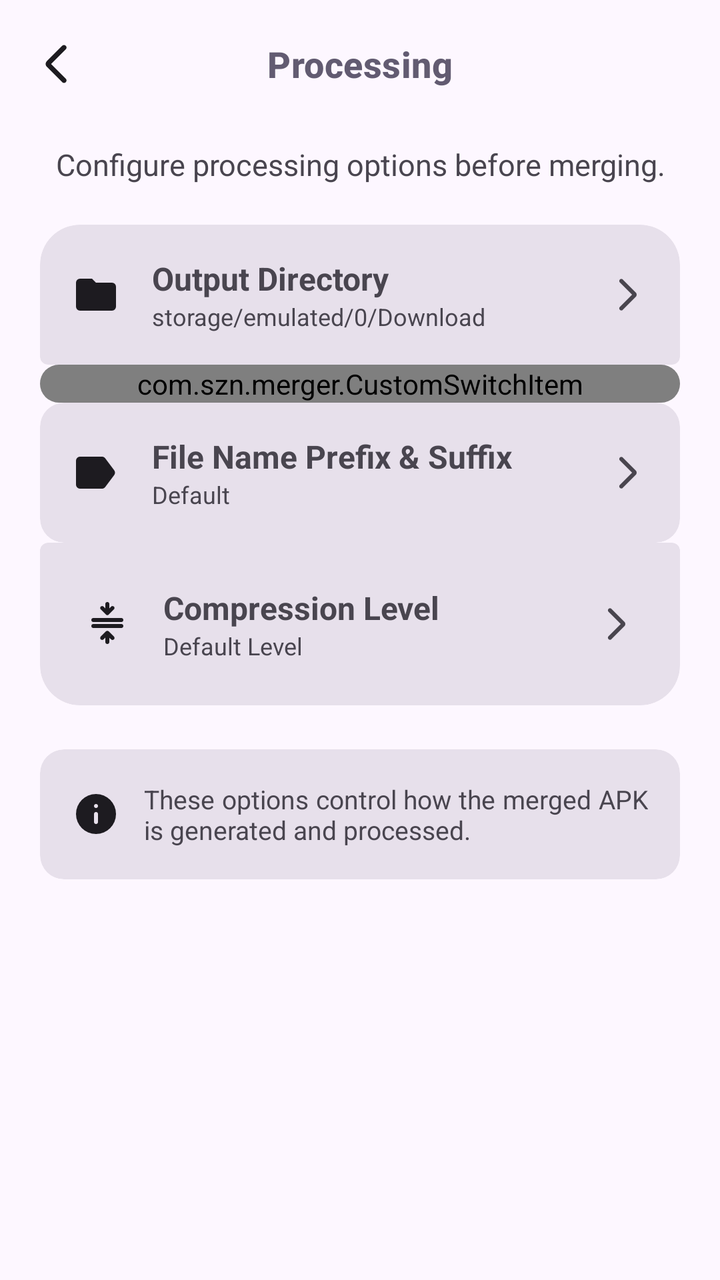
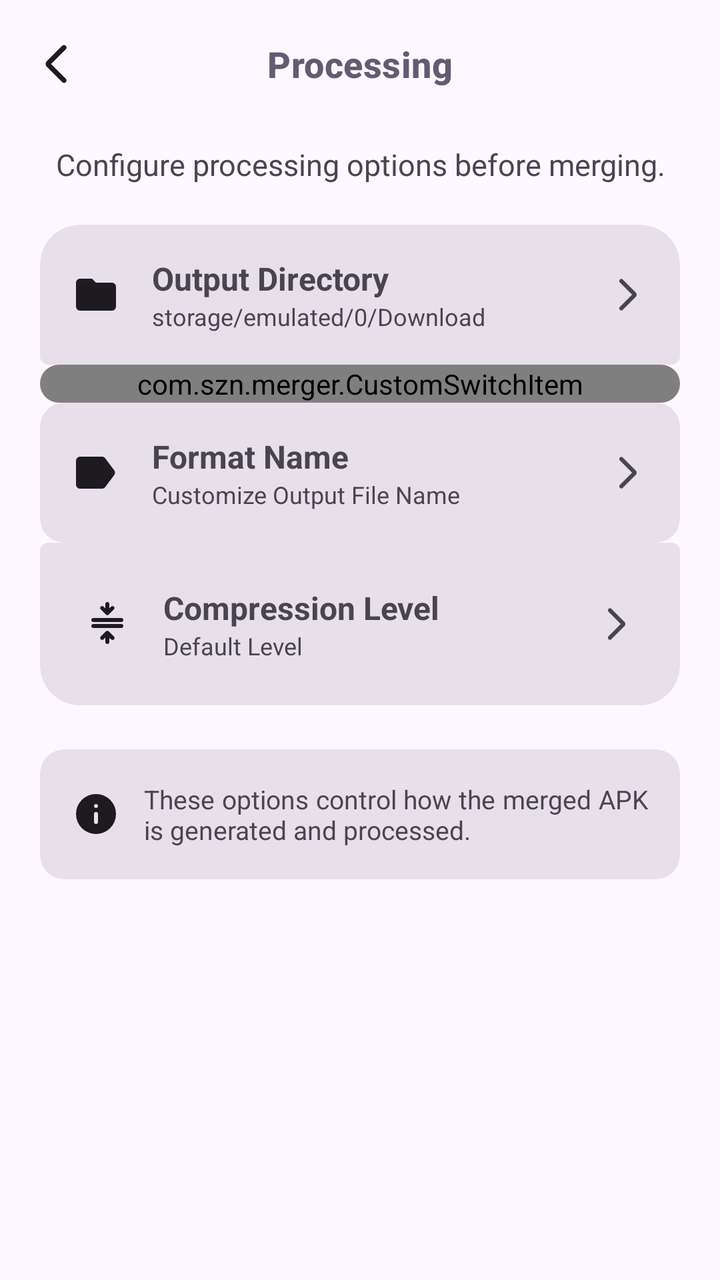

Before-and-after screenshots of an Android layout around one commit, followed by the original layout XML and the change that was made.
<!-- AndroidManifest.xml: application theme AppTheme -->
<!-- res/layout/processing_layout.xml -->
<?xml version="1.0" encoding="utf-8"?>
<androidx.constraintlayout.widget.ConstraintLayout xmlns:android="http://schemas.android.com/apk/res/android"
    xmlns:app="http://schemas.android.com/apk/res-auto"
    android:layout_width="match_parent"
    android:layout_height="match_parent">

    <com.google.android.material.appbar.MaterialToolbar
        android:id="@+id/toolbar"
        android:layout_width="0dp"
        android:layout_height="?attr/actionBarSize"
        android:background="@android:color/transparent"
        app:navigationIcon="@drawable/ic_back"
        app:navigationIconTint="?attr/colorOnSurface"
        app:title="@string/processing"
        app:titleCentered="true"
        app:titleTextAppearance="@style/CustomCollapsedTitle"
        app:layout_constraintTop_toTopOf="parent"
        app:layout_constraintStart_toStartOf="parent"
        app:layout_constraintEnd_toEndOf="parent" />

    <androidx.core.widget.NestedScrollView
        android:id="@+id/scroll"
        android:layout_width="0dp"
        android:layout_height="0dp"
        android:fillViewport="true"
        android:paddingHorizontal="20dp"
        app:layout_constraintTop_toBottomOf="@id/toolbar"
        app:layout_constraintBottom_toBottomOf="parent"
        app:layout_constraintStart_toStartOf="parent"
        app:layout_constraintEnd_toEndOf="parent">

        <LinearLayout
            android:layout_width="match_parent"
            android:layout_height="wrap_content"
            android:orientation="vertical">

            <TextView
                android:layout_width="wrap_content"
                android:layout_height="wrap_content"
                android:text="@string/desc_processing"
                android:textSize="15sp"
                android:paddingStart="8dp"
                android:layout_marginTop="8dp"
                android:layout_marginBottom="20dp" />

            <com.google.android.material.card.MaterialCardView
                android:id="@+id/card_output_directory"
                android:layout_width="match_parent"
                android:layout_height="wrap_content"
                style="@style/Widget.Card.RoundedTop">

                <LinearLayout
                    android:layout_width="match_parent"
                    android:layout_height="match_parent"
                    android:gravity="center_vertical"
                    android:orientation="horizontal"
                    android:padding="16dp">

                    <ImageView
                        android:layout_width="24dp"
                        android:layout_height="24dp"
                        app:tint="?attr/colorOnSurface"
                        android:src="@drawable/ic_folder" />

                    <LinearLayout
                        android:layout_width="0dp"
                        android:layout_height="wrap_content"
                        android:layout_weight="1"
                        android:layout_marginStart="16dp"
                        android:orientation="vertical">

                        <TextView
                            android:layout_width="wrap_content"
                            android:layout_height="wrap_content"
                            android:text="@string/output_directory"
                            android:textStyle="bold"
                            android:textSize="16sp" />

                        <TextView
                            android:id="@+id/current_output_directory"
                            android:layout_width="wrap_content"
                            android:layout_height="wrap_content"
                            android:text="@string/output_directory_default"
                            android:textSize="12sp" />

                    </LinearLayout>

                    <ImageView
                        android:layout_width="20dp"
                        android:layout_height="20dp"
                        android:src="@drawable/ic_back"
                        android:rotation="180"
                        app:tint="?attr/colorOnSurfaceVariant" />
                </LinearLayout>

            </com.google.android.material.card.MaterialCardView>

            <com.google.android.material.card.MaterialCardView
                android:layout_width="match_parent"
                android:layout_height="wrap_content"
                style="@style/Widget.Card.FlatMiddle">

                <com.szn.merger.CustomSwitchItem
                    android:id="@+id/extract_native_libs"
                    android:layout_width="match_parent"
                    android:layout_height="wrap_content"
                    app:itemTitle="Extract Native Libs"
                    app:itemIcon="@drawable/ic_file" />

            </com.google.android.material.card.MaterialCardView>

            <com.google.android.material.card.MaterialCardView
                android:id="@+id/card_file_name_prefix_suffix"
                android:layout_width="match_parent"
                android:layout_height="wrap_content"
                style="@style/Widget.Card.FlatMiddle">

                <LinearLayout
                    android:layout_width="match_parent"
                    android:layout_height="match_parent"
                    android:gravity="center_vertical"
                    android:orientation="horizontal"
                    android:padding="16dp">

                    <ImageView
                        android:layout_width="24dp"
                        android:layout_height="24dp"
                        app:tint="?attr/colorOnSurface"
                        android:src="@drawable/ic_label" />

                    <LinearLayout
                        android:layout_width="0dp"
                        android:layout_height="wrap_content"
                        android:layout_weight="1"
                        android:layout_marginStart="16dp"
                        android:orientation="vertical">

                        <TextView
                            android:layout_width="wrap_content"
                            android:layout_height="wrap_content"
                            android:text="@string/file_name_prefix_suffix"
                            android:textStyle="bold"
                            android:textSize="16sp" />

                        <TextView
                            android:id="@+id/current_file_name_prefix_suffix"
                            android:layout_width="wrap_content"
                            android:layout_height="wrap_content"
                            android:text="@string/file_name_prefix_suffix_default"
                            android:textSize="12sp" />

                    </LinearLayout>

                    <ImageView
                        android:layout_width="20dp"
                        android:layout_height="20dp"
                        android:src="@drawable/ic_back"
                        android:rotation="180"
                        app:tint="?attr/colorOnSurfaceVariant" />

                </LinearLayout>

            </com.google.android.material.card.MaterialCardView>

            <com.google.android.material.card.MaterialCardView
                android:id="@+id/card_compression_level"
                android:layout_width="match_parent"
                android:layout_height="wrap_content"
                style="@style/Widget.Card.RoundedBottom">

                <LinearLayout
                    android:layout_width="match_parent"
                    android:layout_height="match_parent"
                    android:gravity="center_vertical"
                    android:orientation="horizontal"
                    android:padding="16dp">

                    <ImageView
                        android:layout_width="24dp"
                        android:layout_height="24dp"
                        app:tint="?attr/colorOnSurface"
                        android:src="@drawable/ic_compress" />

                    <LinearLayout
                        android:layout_width="0dp"
                        android:layout_height="wrap_content"
                        android:layout_weight="1"
                        android:layout_marginStart="16dp"
                        android:orientation="vertical">

                        <TextView
                            android:layout_width="wrap_content"
                            android:layout_height="wrap_content"
                            android:text="@string/compression_level"
                            android:textStyle="bold"
                            android:textSize="16sp" />

                        <TextView
                            android:id="@+id/current_compression_level"
                            android:layout_width="wrap_content"
                            android:layout_height="wrap_content"
                            android:text="@string/compression_level_default"
                            android:textSize="12sp" />

                    </LinearLayout>

                    <ImageView
                        android:layout_width="20dp"
                        android:layout_height="20dp"
                        android:src="@drawable/ic_back"
                        android:rotation="180"
                        app:tint="?attr/colorOnSurfaceVariant" />

                </LinearLayout>

            </com.google.android.material.card.MaterialCardView>


            <com.google.android.material.card.MaterialCardView
                android:layout_width="match_parent"
                android:layout_height="wrap_content"
                android:layout_marginTop="20dp"
                style="@style/Widget.Card.RoundedMiddle">

                <LinearLayout
                    android:layout_width="match_parent"
                    android:layout_height="match_parent"
                    android:orientation="horizontal"
                    android:gravity="center_vertical"
                    android:padding="16dp">

                    <ImageView
                        android:layout_width="24dp"
                        android:layout_height="24dp"
                        app:tint="?attr/colorOnSurface"
                        android:src="@drawable/ic_info" />

                    <TextView
                        android:layout_width="0dp"
                        android:layout_height="wrap_content"
                        android:layout_weight="1"
                        android:layout_marginStart="12dp"
                        android:justificationMode="inter_word"
                        android:text="@string/info_processing"
                        android:textSize="13sp" />

                </LinearLayout>

            </com.google.android.material.card.MaterialCardView>

        </LinearLayout>

    </androidx.core.widget.NestedScrollView>

</androidx.constraintlayout.widget.ConstraintLayout>
<!-- resources referenced by this layout -->
<resources>
  <string name="compression_level">Compression Level</string>
  <string name="compression_level_default">Default Level</string>
  <string name="desc_processing">Configure processing options before merging.</string>
  <string name="file_name_prefix_suffix">File Name Prefix &amp; Suffix</string>
  <string name="file_name_prefix_suffix_default">Default</string>
  <string name="info_processing">These options control how the merged APK is generated and processed.</string>
  <string name="output_directory">Output Directory</string>
  <string name="output_directory_default">storage/emulated/0/Download</string>
  <string name="processing">Processing</string>
  <style name="CustomCollapsedTitle" parent="TextAppearance.Material3.TitleMedium">
  
          <item name="android:textSize">18sp</item>
          <item name="android:textStyle">bold</item>
          <item name="android:textColor">?attr/colorSecondary</item>
  
      </style>
  <style name="Widget.Card.FlatMiddle" parent="Widget.Material3.CardView.Filled">
          <item name="android:layout_width">match_parent</item>
          <item name="android:layout_height">wrap_content</item>
          <item name="cardBackgroundColor">?attr/colorSurfaceVariant</item>
      </style>
  <style name="Widget.Card.RoundedMiddle" parent="Widget.Material3.CardView.Filled">
          <item name="android:layout_width">match_parent</item>
          <item name="android:layout_height">wrap_content</item>
          <item name="cardBackgroundColor">?attr/colorSurfaceVariant</item>
      </style>
  <style name="Widget.Card.RoundedTop" parent="Widget.Material3.CardView.Filled">
          <item name="shapeAppearanceOverlay">@style/Shape.RoundedTop</item>
          <item name="cardBackgroundColor">?attr/colorSurfaceVariant</item>
          <item name="cardPreventCornerOverlap">false</item>
      </style>
  <style name="Shape.RoundedBottom" parent="">
          <item name="cornerSizeTopLeft">4dp</item>
          <item name="cornerSizeTopRight">4dp</item>
          <item name="cornerSizeBottomLeft">20dp</item>
          <item name="cornerSizeBottomRight">20dp</item>
      </style>
  <style name="Shape.RoundedTop" parent="">
          <item name="cornerSizeTopLeft">20dp</item>
          <item name="cornerSizeTopRight">20dp</item>
          <item name="cornerSizeBottomLeft">4dp</item>
          <item name="cornerSizeBottomRight">4dp</item>
      </style>
  <color name="md_theme_primary">#65558F</color>
  <color name="md_theme_onPrimary">#FFFFFF</color>
  <color name="md_theme_primaryContainer">#E9DDFF</color>
  <color name="md_theme_onPrimaryContainer">#4D3D75</color>
  <color name="md_theme_secondary">#625B71</color>
  <color name="md_theme_onSecondary">#FFFFFF</color>
  <color name="md_theme_secondaryContainer">#E8DEF8</color>
  <color name="md_theme_onSecondaryContainer">#4A4458</color>
  <color name="md_theme_tertiary">#7E5260</color>
  <color name="md_theme_onTertiary">#FFFFFF</color>
  <color name="md_theme_tertiaryContainer">#FFD9E3</color>
  <color name="md_theme_onTertiaryContainer">#633B48</color>
  <color name="md_theme_error">#BA1A1A</color>
  <color name="md_theme_onError">#FFFFFF</color>
  <color name="md_theme_errorContainer">#FFDAD6</color>
  <color name="md_theme_onErrorContainer">#93000A</color>
  <color name="md_theme_background">#FDF7FF</color>
  <color name="md_theme_onBackground">#1D1B20</color>
  <color name="md_theme_surface">#FDF7FF</color>
  <color name="md_theme_onSurface">#1D1B20</color>
  <color name="md_theme_surfaceVariant">#E7E0EB</color>
  <color name="md_theme_onSurfaceVariant">#49454E</color>
  <color name="md_theme_outline">#7A757F</color>
  <color name="md_theme_outlineVariant">#CAC4CF</color>
  <color name="md_theme_inverseSurface">#322F35</color>
  <color name="md_theme_inverseOnSurface">#F5EFF7</color>
  <color name="md_theme_inversePrimary">#CFBDFE</color>
  <!-- unchanged entries left out for length: 8 -->
</resources>

<!-- the commit's change to res/layout/processing_layout.xml (unified diff, before → after) -->
@@ -138,7 +138,7 @@
                         <TextView
                             android:layout_width="wrap_content"
                             android:layout_height="wrap_content"
-                            android:text="@string/file_name_prefix_suffix"
+                            android:text="@string/format_name_title"
                             android:textStyle="bold"
                             android:textSize="16sp" />
 
@@ -146,7 +146,7 @@
                             android:id="@+id/current_file_name_prefix_suffix"
                             android:layout_width="wrap_content"
                             android:layout_height="wrap_content"
-                            android:text="@string/file_name_prefix_suffix_default"
+                            android:text="@string/format_name_subtitle"
                             android:textSize="12sp" />
 
                     </LinearLayout>
<!-- resource entries referenced after the edit -->
@@ -3,8 +3,8 @@
   <string name="compression_level">Compression Level</string>
   <string name="compression_level_default">Default Level</string>
   <string name="desc_processing">Configure processing options before merging.</string>
-  <string name="file_name_prefix_suffix">File Name Prefix &amp; Suffix</string>
-  <string name="file_name_prefix_suffix_default">Default</string>
+  <string name="format_name_subtitle">Customize Output File Name</string>
+  <string name="format_name_title">Format Name</string>
   <string name="info_processing">These options control how the merged APK is generated and processed.</string>
   <string name="output_directory">Output Directory</string>
   <string name="output_directory_default">storage/emulated/0/Download</string>
